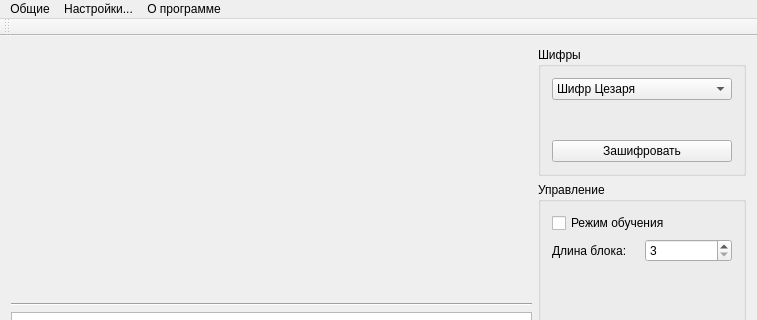
Old version of the form mainwindow.ui in the repository smarttowel/crypto; both pictures show x 0 to 757 and y 0 to 320 of the 757 by 473 pixel window.
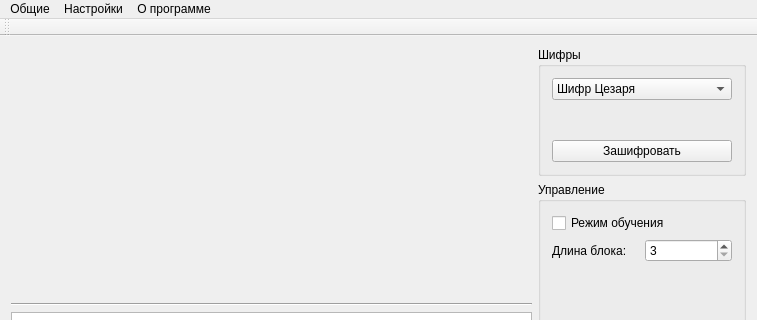
New version of the form.

The edit to the form file:
```diff
--- a/mainwindow.ui
+++ b/mainwindow.ui
@@ -195,7 +195,7 @@
    </widget>
    <widget class="QMenu" name="settingsMenu">
     <property name="title">
-     <string>Настройки...</string>
+     <string>Настройки</string>
     </property>
    </widget>
    <widget class="QMenu" name="aboutMenu">
```
Left out of the diff: 10 changed lines with no effect on the pictures.
